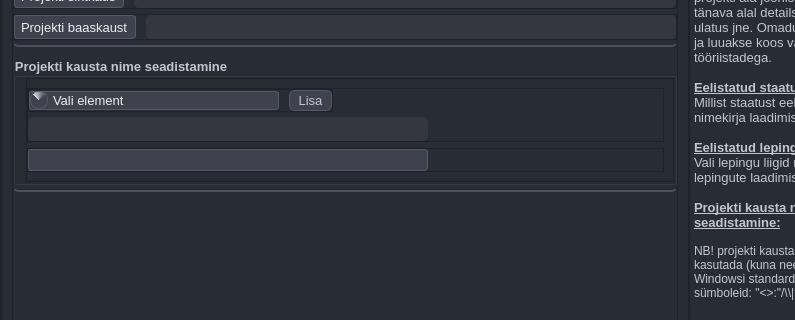
Before: the Qt Designer form mailabl-qgis/config/confWidgets/ProjectSetup.ui in TuloliKalver/mailabl-qgis, drawn with Qt 5; both pictures show x 0 to 795 and y 104 to 424 of the 900 by 530 pixel window.
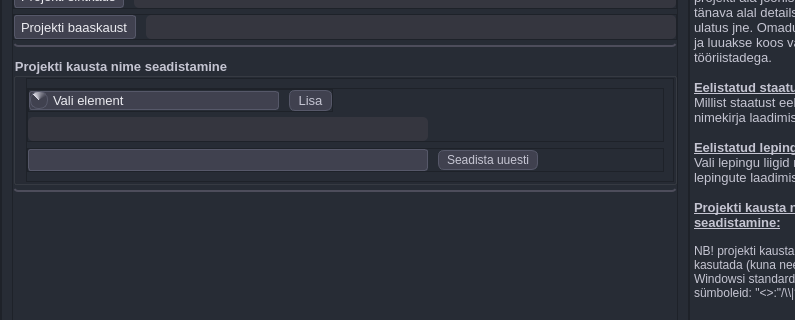
After: the same form once the commit is applied. Icons and pictures are not drawn.

Commit message: Improved Folder settings by loading existing value and adding reset button

Diff of the .ui file:
```diff
--- a/mailabl-qgis/config/confWidgets/ProjectSetup.ui
+++ b/mailabl-qgis/config/confWidgets/ProjectSetup.ui
@@ -794,9 +794,9 @@
                        <property name="frameShadow">
                         <enum>QFrame::Raised</enum>
                        </property>
-                       <layout class="QVBoxLayout" name="verticalLayout_6">
+                       <layout class="QHBoxLayout" name="horizontalLayout_6">
                         <property name="spacing">
-                         <number>0</number>
+                         <number>10</number>
                         </property>
                         <property name="leftMargin">
                          <number>0</number>
@@ -829,6 +829,17 @@
                           </property>
                          </widget>
                         </item>
+                        <item alignment="Qt::AlignLeft">
+                         <widget class="QPushButton" name="pbResetFolderSetup">
+                          <property name="text">
+                           <string>Seadista uuesti</string>
+                          </property>
+                          <property name="icon">
+                           <iconset>
+                            <normaloff>../../icons/Icons_hele/x-circle.svg</normaloff>../../icons/Icons_hele/x-circle.svg</iconset>
+                          </property>
+                         </widget>
+                        </item>
                        </layout>
                       </widget>
                      </item>
```
The commit also changes 2 other files.
